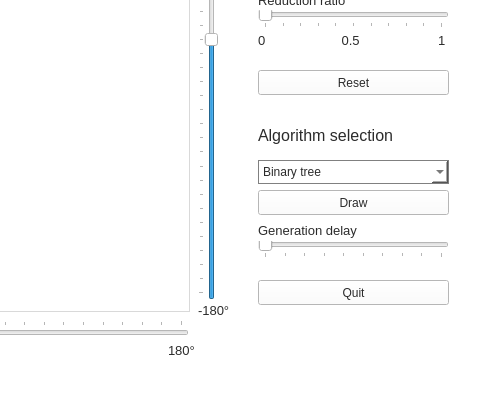
Before: the Qt Designer form mainwindow.ui in Maxlo24/Projet_Majeure_Arbre_3D, drawn with Qt 5; both pictures show x 612 to 1092 and y 250 to 646 of the 1092 by 646 pixel window.
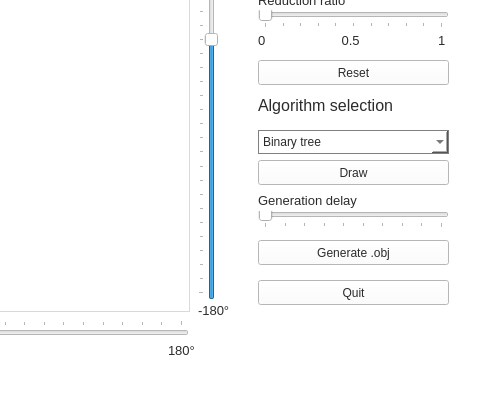
After: the same form once the commit is applied.

```diff
--- a/mainwindow.ui
+++ b/mainwindow.ui
@@ -54,7 +54,7 @@
     <property name="geometry">
      <rect>
       <x>870</x>
-      <y>370</y>
+      <y>340</y>
       <width>181</width>
       <height>31</height>
      </rect>
@@ -72,7 +72,7 @@
     <property name="geometry">
      <rect>
       <x>870</x>
-      <y>440</y>
+      <y>410</y>
       <width>191</width>
       <height>25</height>
      </rect>
@@ -93,7 +93,7 @@
     <property name="geometry">
      <rect>
       <x>870</x>
-      <y>410</y>
+      <y>380</y>
       <width>191</width>
       <height>24</height>
      </rect>
@@ -182,7 +182,7 @@
     <property name="geometry">
      <rect>
       <x>870</x>
-      <y>490</y>
+      <y>460</y>
       <width>191</width>
       <height>18</height>
      </rect>
@@ -210,7 +210,7 @@
     <property name="geometry">
      <rect>
       <x>870</x>
-      <y>470</y>
+      <y>440</y>
       <width>121</width>
       <height>21</height>
      </rect>
@@ -274,7 +274,7 @@
     <property name="geometry">
      <rect>
       <x>870</x>
-      <y>320</y>
+      <y>310</y>
       <width>191</width>
       <height>25</height>
      </rect>
@@ -786,6 +786,27 @@
      <string>-180°</string>
     </property>
    </widget>
+   <widget class="QPushButton" name="generateButton">
+    <property name="geometry">
+     <rect>
+      <x>870</x>
+      <y>490</y>
+      <width>191</width>
+      <height>25</height>
+     </rect>
+    </property>
+    <property name="styleSheet">
+     <string notr="true">QPushButton{border: 1px solid grey;}
+QPushButton::pressed{border: 1px solid blue;color: blue;};
+</string>
+    </property>
+    <property name="text">
+     <string>Generate .obj</string>
+    </property>
+    <property name="flat">
+     <bool>false</bool>
+    </property>
+   </widget>
    <zorder>verticalFrame_2</zorder>
    <zorder>quitButton</zorder>
    <zorder>verticalLayoutWidget</zorder>
```
Left out of the diff: 1 changed line with no effect on the pictures.
